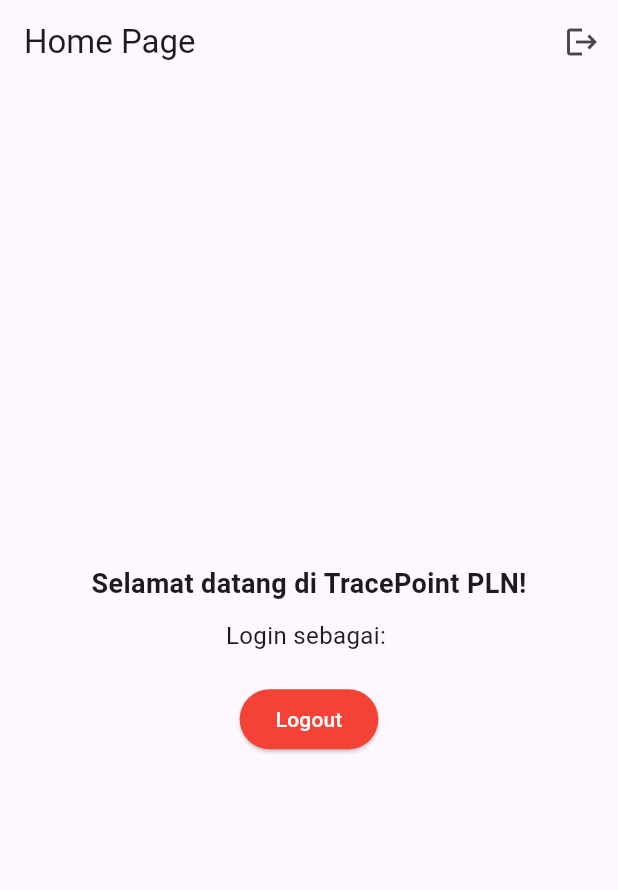
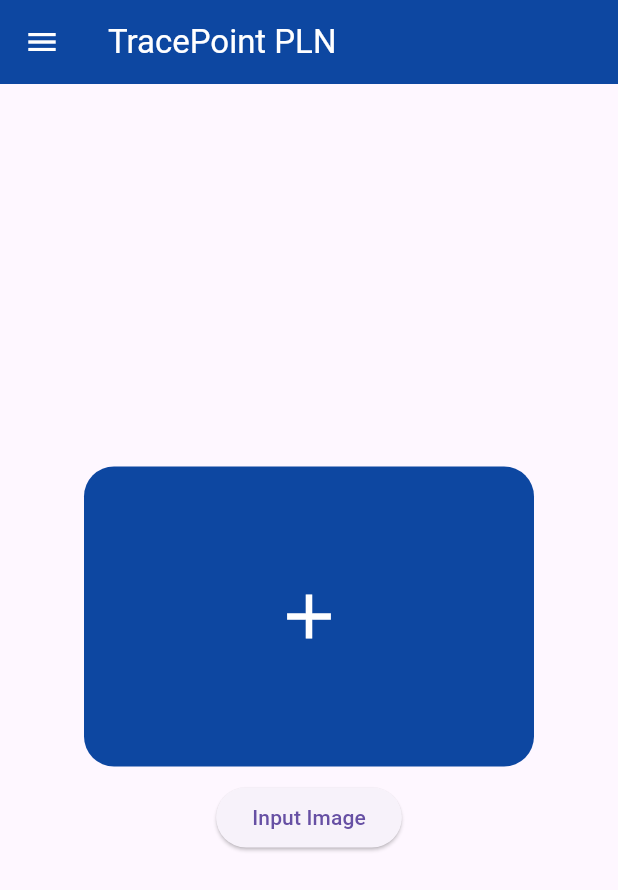
Before and after one commit to rafdi03/APP_PLN, a Flutter app: the HomePage screen opened directly, on a phone screen of 412 x 824 dp. Shown: the top 890 px of the screen. Run offline on Flutter 3.47's test engine with Material 3 defaults, Android fonts, the light colour scheme and no system bars; our stand-ins replace cloud_firestore, firebase_auth, firebase_core, firebase_storage, image_picker; accounts and stored records are empty.

Commit message:
Added features to upload, view, and delete images, along with displaying the logged-in user in the navbar.

```diff
--- a/frontend/lib/pages/home_page.dart
+++ b/frontend/lib/pages/home_page.dart
@@ -1,65 +1,213 @@
+import 'dart:typed_data';
 import 'package:flutter/material.dart';
+import 'package:image_picker/image_picker.dart';
 import 'package:firebase_auth/firebase_auth.dart';
+import 'package:cloud_firestore/cloud_firestore.dart';
 import 'login_page.dart';
 
-class HomePage extends StatelessWidget {
+class HomePage extends StatefulWidget {
   const HomePage({super.key});
 
   @override
-  Widget build(BuildContext context) {
-    final user = FirebaseAuth.instance.currentUser; // Mendapatkan data pengguna
+  HomePageState createState() => HomePageState();
+}
 
-    return Scaffold(
-      appBar: AppBar(
-        title: const Text("Home Page"),
-        actions: [
-          IconButton(
-            icon: const Icon(Icons.logout),
-            onPressed: () async {
-              await FirebaseAuth.instance.signOut(); // ✅ Menggunakan signOut() langsung
-              if (context.mounted) {
-                Navigator.pushReplacement(
-                  context,
-                  MaterialPageRoute(builder: (context) => const LoginPage()),
-                );
-              }
-            },
-          ),
-        ],
-      ),
-      body: Center(
+class HomePageState extends State<HomePage> {
+  Uint8List? _imageBytes;
+  final ImagePicker _picker = ImagePicker();
+  String? _initials;
+
+  @override
+  void initState() {
+    super.initState();
+    _fetchUserInitials();
+  }
+
+  Future<void> _fetchUserInitials() async {
+    User? user = FirebaseAuth.instance.currentUser;
+    if (user != null) {
+      DocumentSnapshot userDoc =
+          await FirebaseFirestore.instance.collection('users').doc(user.uid).get();
+      if (userDoc.exists) {
+        String fullName = userDoc['name'] ?? 'User';
+        List<String> nameParts = fullName.split(" ");
+        setState(() {
+          _initials = nameParts.map((e) => e[0]).take(2).join().toUpperCase();
+        });
+      }
+    }
+  }
+
+  Future<void> _pickImage() async {
+    final XFile? pickedFile = await _picker.pickImage(source: ImageSource.gallery);
+    if (pickedFile != null) {
+      final Uint8List bytes = await pickedFile.readAsBytes();
+      setState(() {
+        _imageBytes = bytes;
+      });
+    }
+  }
+
+  void _deleteImage() {
+    setState(() {
+      _imageBytes = null;
+    });
+  }
+
+  Future<void> _logout() async {
+    await FirebaseAuth.instance.signOut();
+    if (!mounted) return;
+    Navigator.pushReplacement(
+      context,
+      MaterialPageRoute(builder: (context) => const LoginPage()),
+    );
+  }
+
+  void _showFullScreenImage() {
+    showDialog(
+      context: context,
+      builder: (_) => Dialog(
+        backgroundColor: Colors.black,
         child: Column(
-          mainAxisAlignment: MainAxisAlignment.center,
+          mainAxisSize: MainAxisSize.min,
           children: [
-            const Text(
-              "Selamat datang di TracePoint PLN!",
-              style: TextStyle(fontSize: 18, fontWeight: FontWeight.bold),
+            Expanded(
+              child: InteractiveViewer(
+                minScale: 0.5,
+                maxScale: 3.0,
+                child: Image.memory(_imageBytes!, fit: BoxFit.contain),
+              ),
             ),
-            const SizedBox(height: 10),
-            Text(
-              "Login sebagai: ${user?.email ?? 'Guest'}", // Menampilkan email pengguna
-              style: const TextStyle(fontSize: 16),
-            ),
-            const SizedBox(height: 20),
-            ElevatedButton(
-              onPressed: () async {
-                await FirebaseAuth.instance.signOut();
-                if (context.mounted) {
-                  Navigator.pushReplacement(
-                    context,
-                    MaterialPageRoute(builder: (context) => const LoginPage()),
-                  );
-                }
-              },
-              style: ElevatedButton.styleFrom(backgroundColor: Colors.red),
-              child: const Text(
-                "Logout",
-                style: TextStyle(color: Colors.white),
-              ),
+            TextButton(
+              onPressed: () => Navigator.pop(context),
+              child: const Text("Tutup", style: TextStyle(color: Colors.white)),
             ),
           ],
         ),
       ),
     );
   }
+
+  @override
+  Widget build(BuildContext context) {
+    return Scaffold(
+      appBar: AppBar(
+        title: const Text("TracePoint PLN", style: TextStyle(color: Colors.white)),
+        backgroundColor: Colors.blue[900],
+        iconTheme: const IconThemeData(color: Colors.white),
+        leading: Builder(
+          builder: (context) => IconButton(
+            icon: const Icon(Icons.menu),
+            onPressed: () => Scaffold.of(context).openDrawer(),
+          ),
+        ),
+        actions: [
+          if (_initials != null)
+            Padding(
+              padding: const EdgeInsets.only(right: 15),
+              child: CircleAvatar(
+                backgroundColor: Colors.white,
+                child: Text(
+                  _initials!,
+                  style: const TextStyle(
+                    fontWeight: FontWeight.bold,
+                    color: Colors.blue,
+                  ),
+                ),
+              ),
+            ),
+        ],
+      ),
+      drawer: _buildDrawer(),
+      body: Center(
+        child: Column(
+          mainAxisAlignment: MainAxisAlignment.center,
+          children: [
+            Container(
+              width: 300,
+              height: 200,
+              decoration: BoxDecoration(
+                color: Colors.blue[900],
+                borderRadius: BorderRadius.circular(20),
+              ),
+              child: _imageBytes != null
+                  ? ClipRRect(
+                      borderRadius: BorderRadius.circular(20),
+                      child: Image.memory(_imageBytes!, fit: BoxFit.cover),
+                    )
+                  : const Center(
+                      child: Icon(Icons.add, color: Colors.white, size: 50),
+                    ),
+            ),
+            const SizedBox(height: 10),
+            ElevatedButton(
+              onPressed: _pickImage,
+              child: const Text("Input Image"),
+            ),
+            if (_imageBytes != null) ...[
+              const SizedBox(height: 10),
+              ElevatedButton(
+                onPressed: _showFullScreenImage,
+                child: const Text("Lihat Gambar"),
+              ),
+              const SizedBox(height: 10),
+              ElevatedButton(
+                onPressed: _deleteImage,
+                style: ElevatedButton.styleFrom(backgroundColor: Colors.red),
+                child: const Text("Hapus Gambar", style: TextStyle(color: Colors.white)),
+              ),
+            ],
+          ],
+        ),
+      ),
+    );
+  }
+
+  Widget _buildDrawer() {
+    return Drawer(
+      child: ListView(
+        padding: EdgeInsets.zero,
+        children: [
+          UserAccountsDrawerHeader(
+            decoration: BoxDecoration(color: Colors.blue[900]),
+            accountName: _initials != null
+                ? Text(
+                    _initials!,
+                    style: const TextStyle(
+                      fontSize: 18,
+                      fontWeight: FontWeight.bold,
+                    ),
+                  )
+                : const Text("User"),
+            accountEmail: FirebaseAuth.instance.currentUser != null
+                ? Text(FirebaseAuth.instance.currentUser!.email ?? "")
+                : const Text(""),
+            currentAccountPicture: CircleAvatar(
+              backgroundColor: Colors.white,
+              child: _initials != null
+                  ? Text(
+                      _initials!,
+                      style: const TextStyle(
+                        fontWeight: FontWeight.bold,
+                        fontSize: 24,
+                        color: Colors.blue,
+                      ),
+                    )
+                  : const Icon(Icons.person, size: 40),
+            ),
+          ),
+          ListTile(
+            leading: const Icon(Icons.home),
+            title: const Text("Home"),
+            onTap: () => Navigator.pop(context),
+          ),
+          ListTile(
+            leading: const Icon(Icons.logout),
+            title: const Text("Logout"),
+            onTap: _logout,
+          ),
+        ],
+      ),
+    );
+  }
 }
```
Also changed, not shown: frontend/lib/pages/history_page.dart (added, +61 -0 lines), frontend/lib/pages/login_page.dart (+21 -13 lines), frontend/pubspec.yaml (+6 -1 lines), frontend/pubspec.lock, 9 other files.
